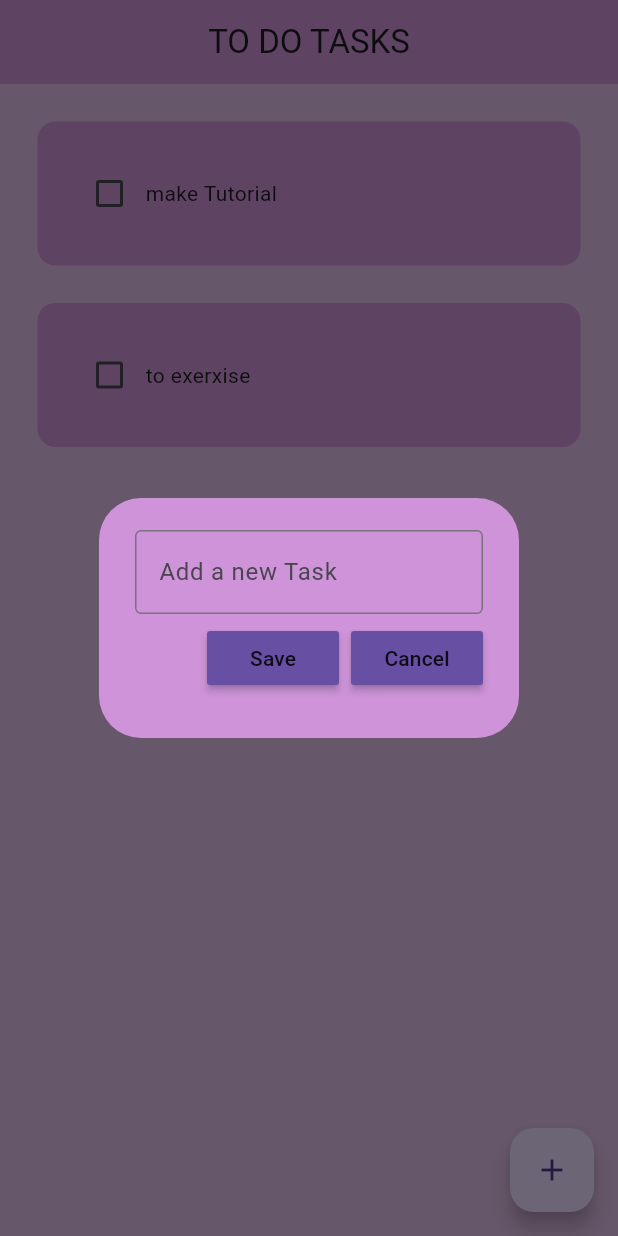
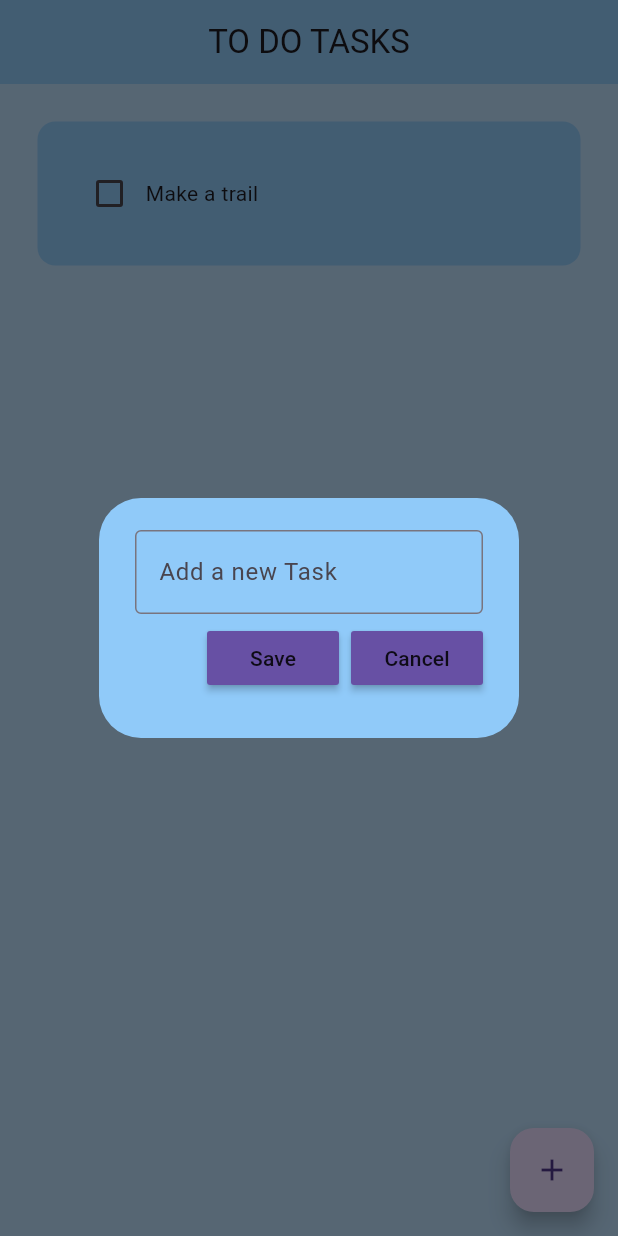
Before and after one commit to Mourya-2602/Workflow, a Flutter app: the screen it shows after launch, after a tap on the "add" icon, on a phone screen of 412 x 824 dp. Run offline on Flutter 3.47's test engine with Material 3 defaults, Android fonts, the phone set to English and light mode, and no system bars; drawn by our look-alikes of flutter_slidable; our stand-ins replace hive_flutter; accounts and stored records are empty.

Commit message:
project updated

```diff
--- /dev/null
+++ b/lib/data/database.dart
@@ -0,0 +1,21 @@
+import 'package:hive_flutter/hive_flutter.dart';
+
+class TodoDataBase{
+  List todoList = [];
+  //reference the box
+  final _myBox=Hive.box('mybox');
+
+  void createInitialData(){
+    todoList=[
+      ["Make a trail",false],
+    ];
+  }
+  //load data from database
+  void loadData(){
+    todoList = _myBox.get("TODOLIST");
+  }
+  //update the database
+void updateDatabase(){
+  _myBox.put("TODOLIST",todoList);
+}
+}
--- a/lib/main.dart
+++ b/lib/main.dart
@@ -1,6 +1,11 @@
 import 'package:flutter/material.dart';
+import 'package:hive_flutter/hive_flutter.dart';
 import 'package:workflow/pages/home_page.dart';
-void main() {
+void main() async {
+  //init the hive
+  await Hive.initFlutter();
+   //open a box
+  var box = await Hive.openBox('mybox');
   runApp(const MyApp());
 }
 
--- a/lib/pages/home_page.dart
+++ b/lib/pages/home_page.dart
@@ -1,4 +1,6 @@
 import 'package:flutter/material.dart';
+import 'package:hive_flutter/hive_flutter.dart';
+import 'package:workflow/data/database.dart';
 import '../utils/dialog_box.dart';
 import '../utils/todo_tile.dart';
 class Homepage extends StatefulWidget {
@@ -9,29 +11,60 @@ class Homepage extends StatefulWidget {
 }
 
 class _HomepageState extends State<Homepage> {
+  //reference the hive box
+  final _myBox = Hive.box('mybox');
   final _controller=TextEditingController();
-    List todoList = [
-      ["make Tutorial", false],
-      ["to exerxise", false]
-    ];
+    TodoDataBase db =TodoDataBase();
+    @override
+  void initState() {
+    //for first time
+      if(_myBox.get("TODOLIST")==null){
+        db.createInitialData();
+      }
+      else {
+        //already exists data
+        db.loadData();
+      }
+    super.initState();
+  }
     void CheckboxChanged(bool? value,int index){
       setState(() {
-        todoList[index][1]=!todoList[index][1];
+        db.todoList[index][1]=!db.todoList[index][1];
       });
+      db.updateDatabase();
     }
+    void saveNewTask(){
+      setState(() {
+        db.todoList.add([_controller.text,false]);
+        _controller.clear();
+      });
+      Navigator.of(context).pop();
+      db.updateDatabase();
+    }
+
     void createNewTask(){
       showDialog(context: context, builder: (context){
         return DialogBox(
-          controller: ,
+          controller: _controller,
+          onSave: saveNewTask,
+          onCancel:()=>Navigator.of(context).pop(),
         );
       });
+
+    }
+
+    void deleteTask(int index){
+      setState(() {
+        db.todoList.removeAt(index);
+      });
+      db.updateDatabase();
     }
   @override
   Widget build(BuildContext context) {
     return Scaffold(
-       backgroundColor: Colors.purple[100],
+       backgroundColor: Colors.blue[100],
        appBar: AppBar(
-         backgroundColor: Colors.purple[200],
+         backgroundColor: Colors.blue[200],
          title: Text("TO DO TASKS"),
          centerTitle: true,
          elevation: 0,
@@ -41,12 +74,13 @@ class _HomepageState extends State<Homepage> {
         child:Icon(Icons.add),
       ),
       body:ListView.builder(
-       itemCount: todoList.length,
+       itemCount: db.todoList.length,
        itemBuilder: (context, index){
          return TodoTile(
-             taskName:todoList[index][0],
-             taskCompleted: todoList[index][1],
+             taskName:db.todoList[index][0],
+             taskCompleted: db.todoList[index][1],
              onChanged: (value)=>CheckboxChanged(value,index),
+           deleteFunction:(context)=>deleteTask(index),
          );
        },
       ),
--- a/lib/utils/dialog_box.dart
+++ b/lib/utils/dialog_box.dart
@@ -5,12 +5,12 @@ class DialogBox extends StatelessWidget {
   final controller;
   VoidCallback onSave;
   VoidCallback onCancel;
-  const DialogBox({super.key,required this.controller,required this.onSave,required this.onCancel});
+   DialogBox({super.key,required this.controller,required this.onSave,required this.onCancel});
 
   @override
   Widget build(BuildContext context) {
     return AlertDialog(
-      backgroundColor: Colors.purple[200],
+      backgroundColor: Colors.blue[200],
       content: Container(
         height:120,
         child:Column(
@@ -23,9 +23,9 @@ class DialogBox extends StatelessWidget {
           Row(
             mainAxisAlignment: MainAxisAlignment.end,
             children: [
-            MyButton(text: "Save", onPressed:(){}),
+            MyButton(text: "Save", onPressed:onSave),
             const SizedBox(width: 8,),
-            MyButton(text: "Cancel", onPressed:(){})
+            MyButton(text: "Cancel", onPressed:onCancel)
           ],)
         ])
       ),
--- a/lib/utils/todo_tile.dart
+++ b/lib/utils/todo_tile.dart
@@ -1,20 +1,35 @@
 import 'package:flutter/material.dart';
+import 'package:flutter_slidable/flutter_slidable.dart';
 
 class TodoTile extends StatelessWidget {
   final String taskName;
   final bool taskCompleted;
   Function(bool?)? onChanged;
+  Function(BuildContext)?deleteFunction;
    TodoTile({
     super.key,
     required this.taskName,
     required this.taskCompleted,
     required this.onChanged,
+     required this.deleteFunction,
   });
 
   @override
   Widget build(BuildContext context) {
     return Padding(
       padding: const EdgeInsets.only(left:25.0,right:25,top:25),
+      child: Slidable(
+        endActionPane: ActionPane(
+            motion: StretchMotion(),
+            children: [
+              SlidableAction(
+              onPressed: deleteFunction,
+              icon: Icons.delete,
+                backgroundColor: Colors.redAccent,
+                borderRadius: BorderRadius.circular(12),
+            )
+            ],
+        ),
         child: Container(
           padding: EdgeInsets.all(24),
           child:Row(
@@ -33,8 +48,9 @@ class TodoTile extends StatelessWidget {
             ],
           ),
           decoration: BoxDecoration(
-            color: Colors.purple[200],
+              color: Colors.blue[200],
             borderRadius: BorderRadius.circular(12),
+          ),
         ),
       ),
     );
```
Also changed, not shown: pubspec.yaml (+22 -0 lines), pubspec.lock, 1 other file. Lines whose indentation alone changed are shown as unchanged.
